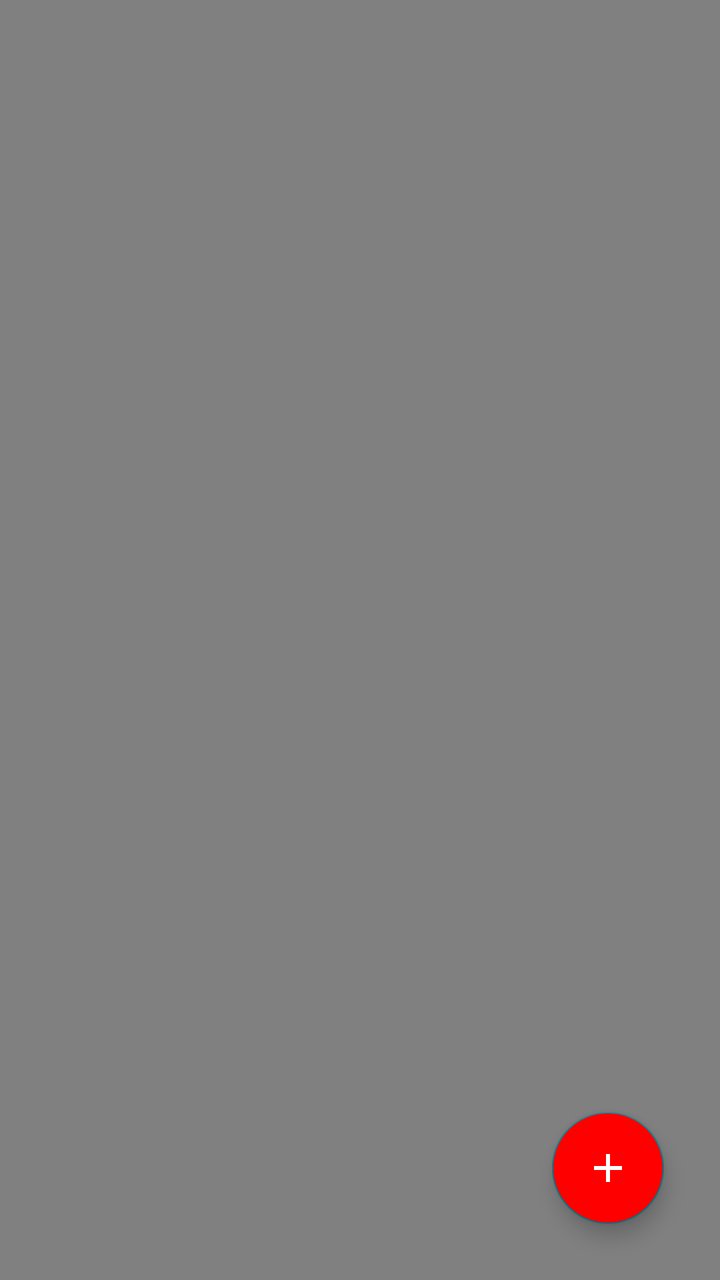
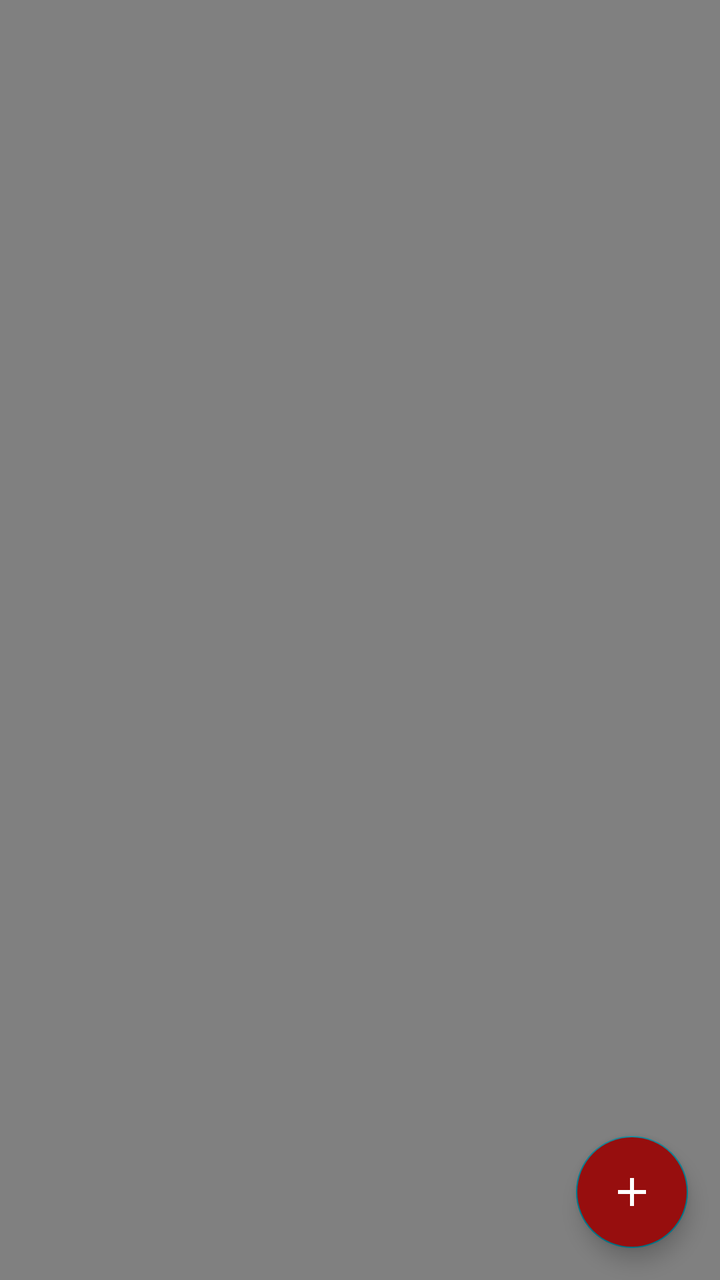

Before-and-after screenshots of an Android layout around one commit, followed by the original layout XML and the change that was made.
<!-- AndroidManifest.xml: application theme Theme.Default -->
<!-- res/layout/activity_home.xml -->
<?xml version="1.0" encoding="utf-8"?>

<androidx.constraintlayout.widget.ConstraintLayout xmlns:android="http://schemas.android.com/apk/res/android"
    xmlns:app="http://schemas.android.com/apk/res-auto"
    xmlns:tools="http://schemas.android.com/tools"
    android:layout_width="match_parent"
    android:layout_height="match_parent"
    android:background="@color/gray"
    tools:context=".Home">

    <com.google.android.material.floatingactionbutton.FloatingActionButton
        android:id="@+id/add_new"
        android:layout_width="wrap_content"
        android:layout_height="wrap_content"
        android:layout_marginEnd="28dp"
        android:layout_marginBottom="28dp"
        android:backgroundTint="@color/red"
        android:clickable="true"
        android:focusable="true"
        android:tint="@color/white"
        app:layout_constraintBottom_toBottomOf="parent"
        app:layout_constraintEnd_toEndOf="parent"
        app:rippleColor="@color/white"
        app:tint="@color/white"
        app:srcCompat="@drawable/ic_add"
        android:contentDescription="@string/floating_action_button" />

    <androidx.recyclerview.widget.RecyclerView
        android:id="@+id/recyclerview"
        android:layout_width="match_parent"
        android:layout_height="match_parent"
        app:layout_constraintBottom_toBottomOf="parent"
        app:layout_constraintEnd_toEndOf="parent"
        app:layout_constraintHorizontal_bias="0.0"
        app:layout_constraintStart_toStartOf="parent"
        app:layout_constraintTop_toTopOf="parent"
        app:layout_constraintVertical_bias="1.0" />

</androidx.constraintlayout.widget.ConstraintLayout>
<!-- resources referenced by this layout -->
<resources>
  <color name="gray">#808080</color>
  <color name="red">#FF0000</color>
  <color name="white">#FFFFFFFF</color>
  <!-- drawable ic_add (drawable) -->
  <vector android:height="24dp" android:tint="#FFFFFF"
      android:viewportHeight="24" android:viewportWidth="24"
      android:width="24dp" xmlns:android="http://schemas.android.com/apk/res/android">
      <path android:fillColor="@android:color/white" android:pathData="M19,13h-6v6h-2v-6H5v-2h6V5h2v6h6v2z"/>
  </vector>
  <string name="floating_action_button">Floating Action Button</string>
  <style name="Theme.Default" parent="Theme.MaterialComponents.DayNight.DarkActionBar">
          
          <item name="colorPrimary">@color/storm</item>
          <item name="colorPrimaryVariant">@color/sky</item>
          <item name="colorOnPrimary">@color/white</item>
          
          <item name="colorSecondary">@color/ocean</item>
          <item name="colorSecondaryVariant">@color/sky</item>
          <item name="colorOnSecondary">@color/white</item>
          
          <item name="android:statusBarColor">?attr/colorPrimaryVariant</item>
      </style>
  <color name="storm">#003D5B</color>
  <color name="sky">#30638E</color>
  <color name="ocean">#00798C</color>
</resources>

<!-- the commit's change to res/layout/activity_home.xml (unified diff, before → after) -->
@@ -12,28 +12,20 @@
         android:id="@+id/add_new"
         android:layout_width="wrap_content"
         android:layout_height="wrap_content"
-        android:layout_marginEnd="28dp"
-        android:layout_marginBottom="28dp"
-        android:backgroundTint="@color/red"
-        android:clickable="true"
-        android:focusable="true"
+        android:layout_margin="16dp"
+        android:backgroundTint="@color/red_deny"
+        android:src="@drawable/ic_add"
         android:tint="@color/white"
         app:layout_constraintBottom_toBottomOf="parent"
-        app:layout_constraintEnd_toEndOf="parent"
-        app:rippleColor="@color/white"
-        app:tint="@color/white"
-        app:srcCompat="@drawable/ic_add"
-        android:contentDescription="@string/floating_action_button" />
+        app:layout_constraintEnd_toEndOf="parent" />
 
     <androidx.recyclerview.widget.RecyclerView
         android:id="@+id/recyclerview"
-        android:layout_width="match_parent"
-        android:layout_height="match_parent"
+        android:layout_width="0dp"
+        android:layout_height="0dp"
+        android:layout_margin="8dp"
         app:layout_constraintBottom_toBottomOf="parent"
         app:layout_constraintEnd_toEndOf="parent"
-        app:layout_constraintHorizontal_bias="0.0"
         app:layout_constraintStart_toStartOf="parent"
-        app:layout_constraintTop_toTopOf="parent"
-        app:layout_constraintVertical_bias="1.0" />
-
+        app:layout_constraintTop_toTopOf="parent" />
 </androidx.constraintlayout.widget.ConstraintLayout>
<!-- resource entries referenced after the edit -->
@@ -1,7 +1,7 @@
 <!-- resources referenced by this layout -->
 <resources>
   <color name="gray">#808080</color>
-  <color name="red">#FF0000</color>
+  <color name="red_deny">#970E0E</color>
   <color name="white">#FFFFFFFF</color>
   <!-- drawable ic_add (drawable) -->
   <vector android:height="24dp" android:tint="#FFFFFF"
@@ -9,7 +9,6 @@
       android:width="24dp" xmlns:android="http://schemas.android.com/apk/res/android">
       <path android:fillColor="@android:color/white" android:pathData="M19,13h-6v6h-2v-6H5v-2h6V5h2v6h6v2z"/>
   </vector>
-  <string name="floating_action_button">Floating Action Button</string>
   <style name="Theme.Default" parent="Theme.MaterialComponents.DayNight.DarkActionBar">
           
           <item name="colorPrimary">@color/storm</item>
